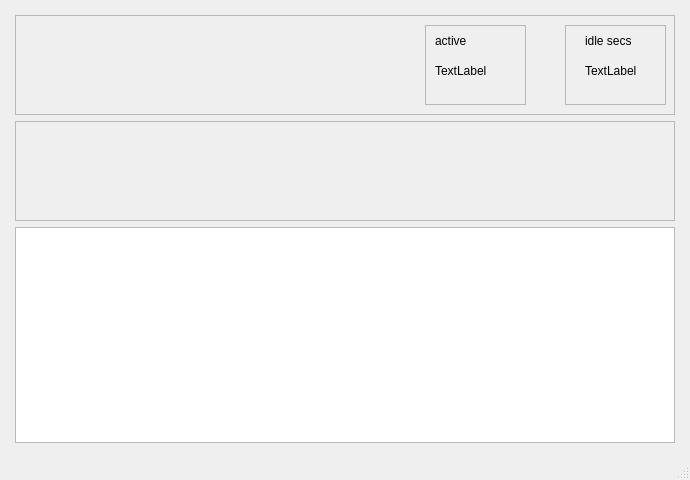
This is track.ui in frans-fuerst/track as Qt 5 draws it before an edit. The edited form follows.
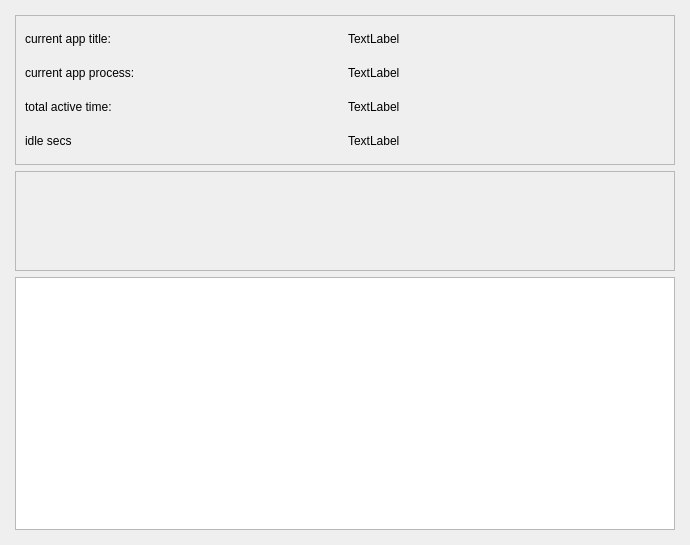
This is the edited form. Custom widgets are drawn as their Qt base class.

Commit message: still prototype - add process name, ui cleanup

The edit to the form file:
```diff
--- a/track.ui
+++ b/track.ui
@@ -7,7 +7,7 @@
     <x>0</x>
     <y>0</y>
     <width>690</width>
-    <height>480</height>
+    <height>545</height>
    </rect>
   </property>
   <property name="windowTitle">
@@ -25,13 +25,13 @@
         <property name="minimumSize">
          <size>
           <width>660</width>
-          <height>100</height>
+          <height>150</height>
          </size>
         </property>
         <property name="maximumSize">
          <size>
           <width>660</width>
-          <height>100</height>
+          <height>150</height>
          </size>
         </property>
         <property name="frameShape">
@@ -40,90 +40,67 @@
         <property name="frameShadow">
          <enum>QFrame::Sunken</enum>
         </property>
-        <widget class="QFrame" name="frame_3">
-         <property name="geometry">
-          <rect>
-           <x>550</x>
-           <y>10</y>
-           <width>101</width>
-           <height>80</height>
-          </rect>
-         </property>
-         <property name="frameShape">
-          <enum>QFrame::StyledPanel</enum>
-         </property>
-         <property name="frameShadow">
-          <enum>QFrame::Raised</enum>
-         </property>
-         <widget class="QLabel" name="lbl_idle">
-          <property name="geometry">
-           <rect>
-            <x>20</x>
-            <y>30</y>
-            <width>66</width>
-            <height>31</height>
-           </rect>
-          </property>
+        <layout class="QGridLayout" name="gridLayout_2">
+         <item row="4" column="1">
+          <widget class="QLabel" name="lbl_process">
+           <property name="text">
+            <string>TextLabel</string>
+           </property>
+          </widget>
+         </item>
+         <item row="5" column="1">
+          <widget class="QLabel" name="lbl_active">
           <property name="text">
            <string>TextLabel</string>
           </property>
          </widget>
+         </item>
+         <item row="6" column="0">
          <widget class="QLabel" name="lbl_idle_5">
-          <property name="geometry">
-           <rect>
-            <x>20</x>
-            <y>0</y>
-            <width>66</width>
-            <height>31</height>
-           </rect>
-          </property>
           <property name="text">
            <string>idle secs</string>
           </property>
          </widget>
-        </widget>
-        <widget class="QFrame" name="frame_4">
-         <property name="geometry">
-          <rect>
-           <x>410</x>
-           <y>10</y>
-           <width>101</width>
-           <height>80</height>
-          </rect>
-         </property>
-         <property name="frameShape">
-          <enum>QFrame::StyledPanel</enum>
-         </property>
-         <property name="frameShadow">
-          <enum>QFrame::Raised</enum>
-         </property>
-         <widget class="QLabel" name="lbl_active">
-          <property name="geometry">
-           <rect>
-            <x>10</x>
-            <y>30</y>
-            <width>66</width>
-            <height>31</height>
-           </rect>
-          </property>
+         </item>
+         <item row="5" column="0">
+          <widget class="QLabel" name="label_3">
+           <property name="text">
+            <string>total active time:</string>
+           </property>
+          </widget>
+         </item>
+         <item row="4" column="0">
+          <widget class="QLabel" name="label_4">
+           <property name="text">
+            <string>current app process:</string>
+           </property>
+          </widget>
+         </item>
+         <item row="6" column="1">
+          <widget class="QLabel" name="lbl_idle">
+           <property name="autoFillBackground">
+            <bool>true</bool>
+           </property>
           <property name="text">
            <string>TextLabel</string>
           </property>
          </widget>
-         <widget class="QLabel" name="lbl_caption2">
-          <property name="geometry">
-           <rect>
-            <x>10</x>
-            <y>0</y>
-            <width>66</width>
-            <height>31</height>
-           </rect>
-          </property>
+         </item>
+         <item row="3" column="0">
+          <widget class="QLabel" name="label">
+           <property name="text">
+            <string>current app title:</string>
+           </property>
+          </widget>
+         </item>
+         <item row="3" column="1">
+          <widget class="QLabel" name="lbl_title">
           <property name="text">
-           <string>active</string>
-          </property>
-         </widget>
-        </widget>
+            <string>TextLabel</string>
+           </property>
+          </widget>
+         </item>
+        </layout>
        </widget>
       </item>
       <item>
@@ -149,13 +126,25 @@
        </widget>
       </item>
       <item>
-       <widget class="QTableWidget" name="tableWidget"/>
+       <widget class="QTableWidget" name="tableWidget">
+        <property name="minimumSize">
+         <size>
+          <width>660</width>
+          <height>0</height>
+         </size>
+        </property>
+        <property name="maximumSize">
+         <size>
+          <width>660</width>
+          <height>16777215</height>
+         </size>
+        </property>
+       </widget>
       </item>
      </layout>
     </item>
    </layout>
   </widget>
-  <widget class="QStatusBar" name="statusbar"/>
  </widget>
  <customwidgets>
   <customwidget>
```
Lines whose indentation alone changed are shown as unchanged. The commit also changes 4 other files.
